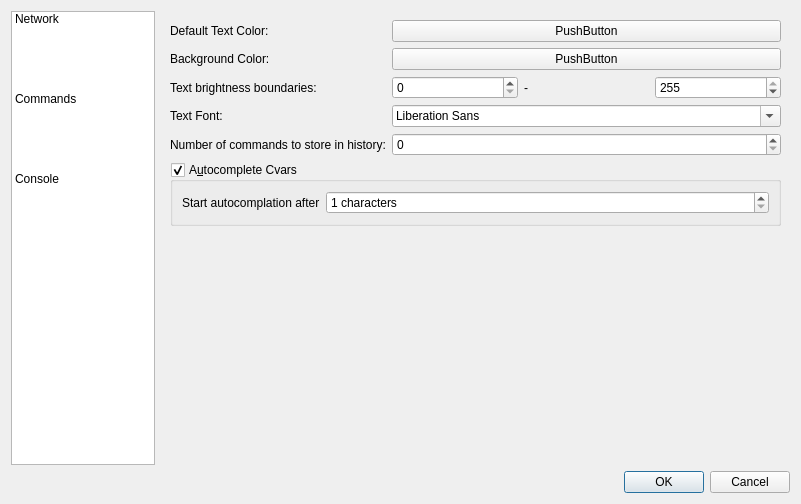
This is src/ui/settings_dialog.ui in jjzhang166/RconGui as Qt 5 draws it before an edit. The edited form follows.
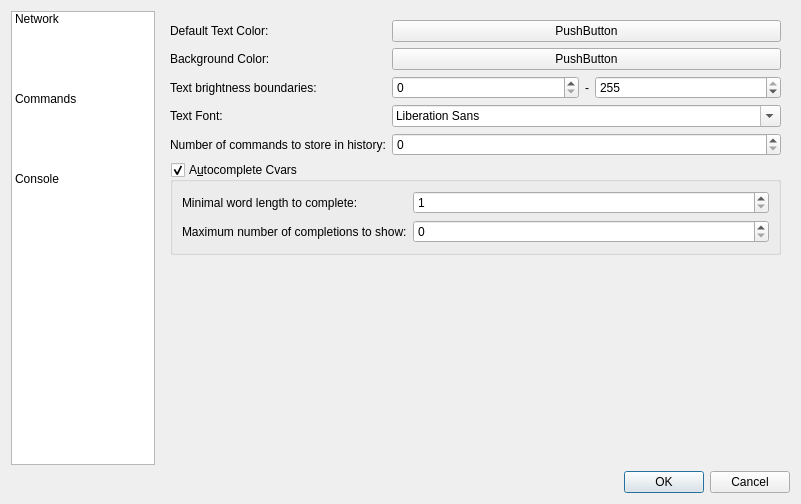
This is the edited form. The open tabs and pages were chosen to show the change. Icons and pictures are not drawn.

```diff
--- a/src/ui/settings_dialog.ui
+++ b/src/ui/settings_dialog.ui
@@ -339,6 +339,12 @@
             <layout class="QHBoxLayout" name="horizontalLayout_6">
              <item>
               <widget class="QSpinBox" name="spinBox_3">
+               <property name="sizePolicy">
+                <sizepolicy hsizetype="Expanding" vsizetype="Fixed">
+                 <horstretch>0</horstretch>
+                 <verstretch>0</verstretch>
+                </sizepolicy>
+               </property>
                <property name="maximum">
                 <number>255</number>
                </property>
@@ -353,6 +359,12 @@
              </item>
              <item>
               <widget class="QSpinBox" name="spinBox_4">
+               <property name="sizePolicy">
+                <sizepolicy hsizetype="Expanding" vsizetype="Fixed">
+                 <horstretch>0</horstretch>
+                 <verstretch>0</verstretch>
+                </sizepolicy>
+               </property>
                <property name="maximum">
                 <number>255</number>
                </property>
@@ -405,14 +417,17 @@
             <item row="0" column="0">
              <widget class="QLabel" name="label_6">
               <property name="text">
-               <string>Start autocomplation after</string>
+               <string>Minimal word length to complete:</string>
               </property>
              </widget>
             </item>
             <item row="0" column="1">
              <widget class="QSpinBox" name="spinBox_2">
-              <property name="suffix">
-               <string> characters</string>
+              <property name="sizePolicy">
+               <sizepolicy hsizetype="Expanding" vsizetype="Fixed">
+                <horstretch>0</horstretch>
+                <verstretch>0</verstretch>
+               </sizepolicy>
               </property>
               <property name="minimum">
                <number>1</number>
@@ -422,6 +437,26 @@
               </property>
              </widget>
             </item>
+            <item row="1" column="0">
+             <widget class="QLabel" name="label_8">
+              <property name="text">
+               <string>Maximum number of completions to show:</string>
+              </property>
+             </widget>
+            </item>
+            <item row="1" column="1">
+             <widget class="QSpinBox" name="spinBox_5">
+              <property name="sizePolicy">
+               <sizepolicy hsizetype="Expanding" vsizetype="Fixed">
+                <horstretch>0</horstretch>
+                <verstretch>0</verstretch>
+               </sizepolicy>
+              </property>
+              <property name="maximum">
+               <number>256</number>
+              </property>
+             </widget>
+            </item>
            </layout>
           </widget>
          </item>
```
Left out of the diff: 14 changed lines with no effect on the pictures.
